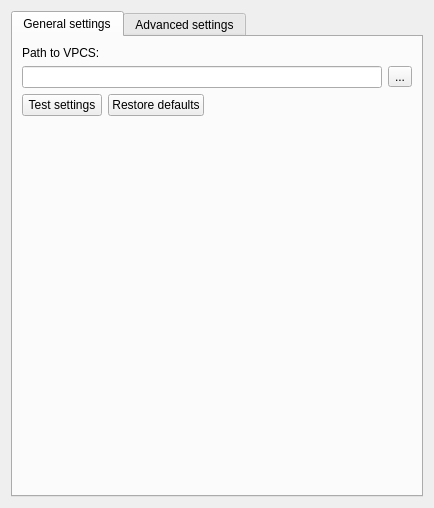
Before: the Qt Designer form gns3/modules/vpcs/ui/vpcs_preferences_page.ui in GNS3/gns3-gui, drawn with Qt 5.
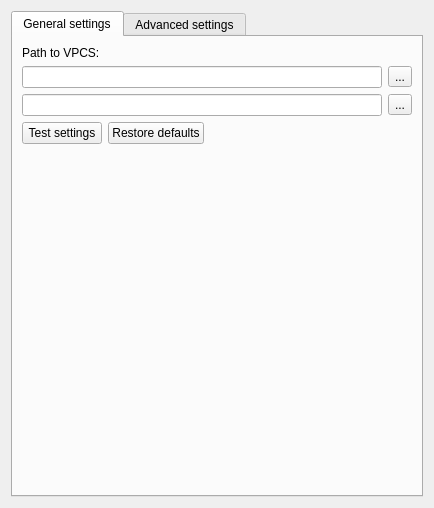
After: the same form once the commit is applied.

Commit message: Fixed VPCS base_script_file setting

Patch:
```diff
--- a/gns3/modules/vpcs/ui/vpcs_preferences_page.ui
+++ b/gns3/modules/vpcs/ui/vpcs_preferences_page.ui
@@ -27,24 +27,7 @@
        <string>General settings</string>
       </attribute>
       <layout class="QGridLayout" name="gridLayout">
-       <item row="3" column="0" colspan="2">
-        <layout class="QHBoxLayout" name="horizontalLayout_5">
-         <item>
-          <widget class="QLineEdit" name="uiVPCSPathLineEdit"/>
-         </item>
-         <item>
-          <widget class="QToolButton" name="uiVPCSPathToolButton">
-           <property name="text">
-            <string>...</string>
-           </property>
-           <property name="toolButtonStyle">
-            <enum>Qt::ToolButtonTextOnly</enum>
-           </property>
-          </widget>
-         </item>
-        </layout>
-       </item>
-       <item row="4" column="1">
+       <item row="5" column="1">
         <spacer name="horizontalSpacer">
          <property name="orientation">
           <enum>Qt::Horizontal</enum>
@@ -57,19 +40,18 @@
          </property>
         </spacer>
        </item>
-       <item row="4" column="0">
-        <layout class="QHBoxLayout" name="horizontalLayout_2">
+       <item row="3" column="0" colspan="2">
+        <layout class="QHBoxLayout" name="horizontalLayout_5">
          <item>
-          <widget class="QPushButton" name="uiTestSettingsPushButton">
-           <property name="text">
-            <string>Test settings</string>
-           </property>
-          </widget>
+          <widget class="QLineEdit" name="uiVPCSPathLineEdit"/>
          </item>
          <item>
-          <widget class="QPushButton" name="uiRestoreDefaultsPushButton">
+          <widget class="QToolButton" name="uiVPCSPathToolButton">
            <property name="text">
-            <string>Restore defaults</string>
+            <string>...</string>
+           </property>
+           <property name="toolButtonStyle">
+            <enum>Qt::ToolButtonTextOnly</enum>
            </property>
           </widget>
          </item>
@@ -82,7 +64,7 @@
          </property>
         </widget>
        </item>
-       <item row="5" column="0" colspan="2">
+       <item row="6" column="0" colspan="2">
         <spacer name="spacer">
          <property name="orientation">
           <enum>Qt::Vertical</enum>
@@ -95,6 +77,41 @@
          </property>
         </spacer>
        </item>
+       <item row="5" column="0">
+        <layout class="QHBoxLayout" name="horizontalLayout_2">
+         <item>
+          <widget class="QPushButton" name="uiTestSettingsPushButton">
+           <property name="text">
+            <string>Test settings</string>
+           </property>
+          </widget>
+         </item>
+         <item>
+          <widget class="QPushButton" name="uiRestoreDefaultsPushButton">
+           <property name="text">
+            <string>Restore defaults</string>
+           </property>
+          </widget>
+         </item>
+        </layout>
+       </item>
+       <item row="4" column="0" colspan="2">
+        <layout class="QHBoxLayout" name="horizontalLayout_5">
+         <item>
+          <widget class="QLineEdit" name="uiVPCSBaseScriptFileEdit"/>
+         </item>
+         <item>
+          <widget class="QToolButton" name="uiVPCSPathToolButton">
+           <property name="text">
+            <string>...</string>
+           </property>
+           <property name="toolButtonStyle">
+            <enum>Qt::ToolButtonTextOnly</enum>
+           </property>
+          </widget>
+         </item>
+        </layout>
+       </item>
       </layout>
      </widget>
      <widget class="QWidget" name="tab">
```
The commit also changes 4 other files.
